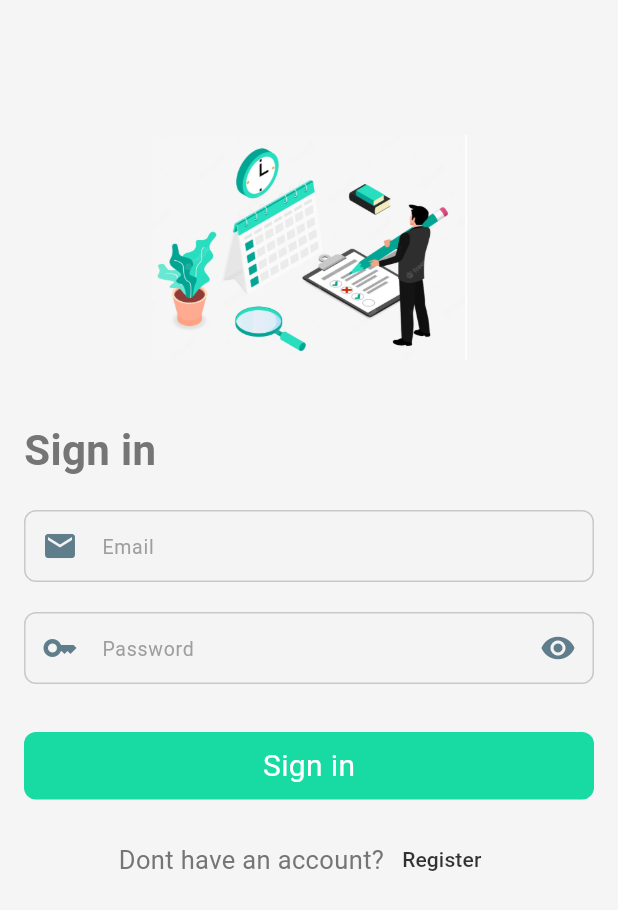
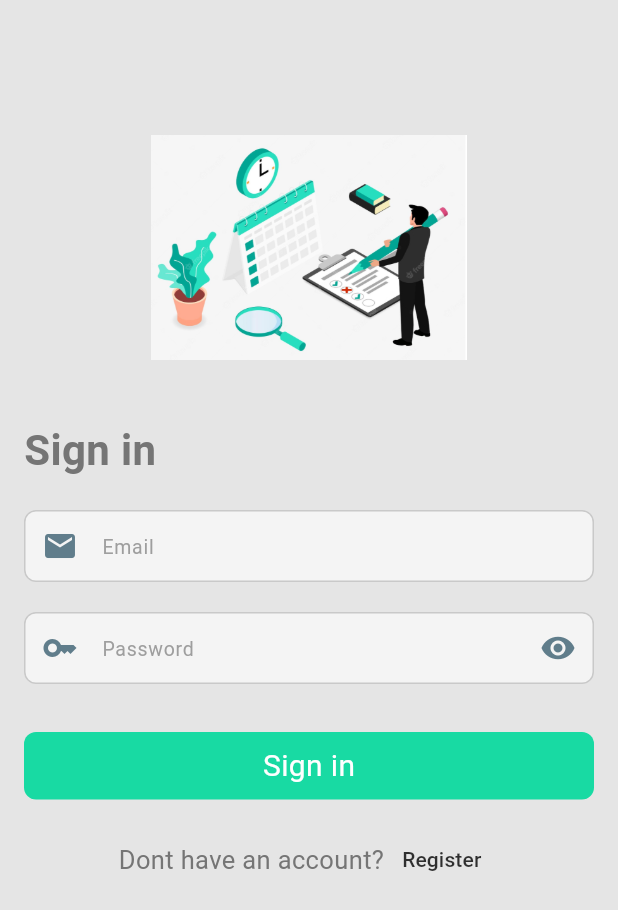
Before and after one commit to osamamorizk/to-do-app, a Flutter app: the screen it shows after launch, on a phone screen of 412 x 824 dp. Shown: the top 910 px of the screen. Run offline on Flutter 3.47's test engine with Material 3 defaults, Android fonts, the phone set to English and light mode, and no system bars; our stand-ins replace bloc, conditional_builder_null_safety, firebase_auth, firebase_core, flutter_bloc, fluttertoast; accounts and stored records are empty.

```diff
--- a/lib/consts.dart
+++ b/lib/consts.dart
@@ -1,5 +1,5 @@
 import 'package:flutter/material.dart';
 
 const kColor = Color(0xff18DAA3);
-const kColorBackground = Color(0xffF5F5F5);
+const kColorBackground = Color(0xffE5E5E5);
 const kColorHints = Color(0xFF757575);
--- a/lib/main.dart
+++ b/lib/main.dart
@@ -1,3 +1,4 @@
+import 'package:firebase_auth/firebase_auth.dart';
 import 'package:firebase_core/firebase_core.dart';
 import 'package:flutter/material.dart';
 import 'package:flutter_bloc/flutter_bloc.dart';
@@ -28,7 +29,16 @@ class ToDoApp extends StatelessWidget {
         LoginView.id: (context) => const LoginView(),
         HomeView.id: (context) => const HomeView(),
       },
-      home: LoginView(),
+      home: StreamBuilder<User?>(
+        stream: FirebaseAuth.instance.authStateChanges(),
+        builder: (context, snapshot) {
+          if (snapshot.hasData) {
+            return HomeView();
+          } else {
+            return LoginView();
+          }
+        },
+      ),
     );
   }
 }
--- a/lib/views/register_view.dart
+++ b/lib/views/register_view.dart
@@ -2,9 +2,8 @@ import 'package:conditional_builder_null_safety/conditional_builder_null_safety.
 import 'package:flutter/material.dart';
 import 'package:flutter_bloc/flutter_bloc.dart';
 import 'package:fluttertoast/fluttertoast.dart';
-import 'package:todo/auth_cubit/auth_cubit.dart';
+import 'package:todo/cubits/auth_cubit/auth_cubit.dart';
 import 'package:todo/consts.dart';
-import 'package:todo/views/home_view.dart';
 import 'package:todo/views/login_view.dart';
 import 'package:todo/widgets/custom_button.dart';
 import 'package:todo/widgets/custom_text_field.dart';
@@ -161,7 +160,7 @@ class _RegisterViewState extends State<RegisterView> {
                               backgroundColor: Colors.green,
                               textColor: Colors.white,
                               fontSize: 16.0);
-                          Navigator.pushNamed(context, LoginView.id);
+                          Navigator.pop(context, LoginView.id);
                         }
                       },
                       builder: (context, state) {
```
Also changed, not shown: lib/cubits/auth_cubit/auth_cubit.dart (renamed from lib/auth_cubit/auth_cubit.dart, +2 -5 lines), lib/views/home_view.dart (+26 -1 lines), lib/views/login_view.dart (+5 -2 lines), lib/cubits/auth_cubit/auth_state.dart (renamed from lib/auth_cubit/auth_state.dart), 1 other file.
